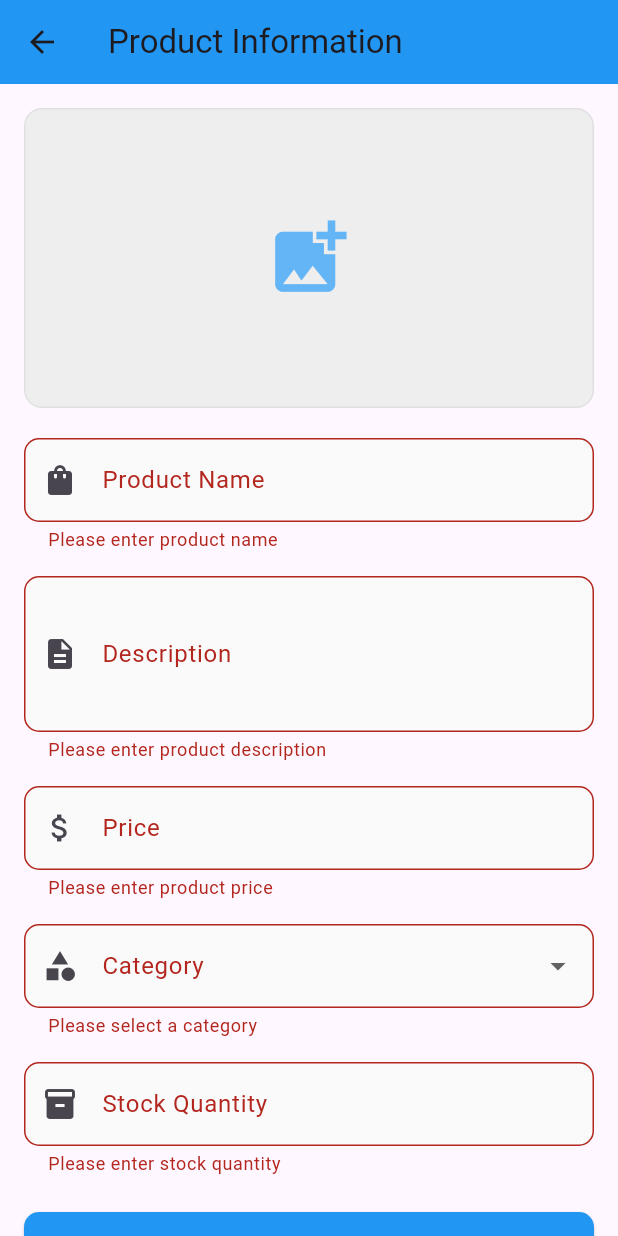
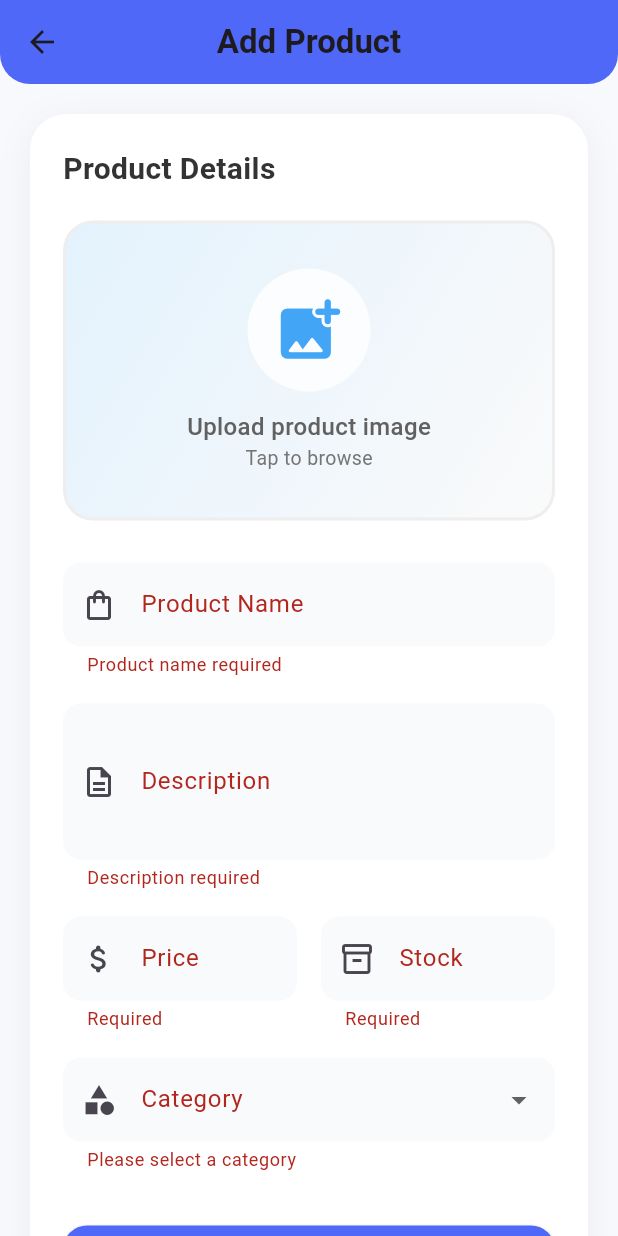
Before and after one commit to Saidmen/PriceWar, a Flutter app: the ProductView screen opened directly, after a tap on "SAVE PRODUCT", on a phone screen of 412 x 824 dp. Run offline on Flutter 3.47's test engine with Material 3 defaults, Android fonts, the light colour scheme and no system bars; our stand-ins replace salomon_bottom_bar.

Commit message:
feat(product): enhance ProductView layout

```diff
--- a/lib/views/product/product_view.dart
+++ b/lib/views/product/product_view.dart
@@ -11,10 +11,10 @@ class ProductView extends StatefulWidget {
 
 class _ProductViewState extends State<ProductView> {
   final _formKey = GlobalKey<FormState>();
-  final TextEditingController _nameController = TextEditingController();
-  final TextEditingController _descriptionController = TextEditingController();
-  final TextEditingController _priceController = TextEditingController();
-  final TextEditingController _stockController = TextEditingController();
+  final _nameController = TextEditingController();
+  final _descriptionController = TextEditingController();
+  final _priceController = TextEditingController();
+  final _stockController = TextEditingController();
   String? _selectedCategory;
 
   final List<String> _categories = ['Electronics', 'Clothing', 'Food', 'Furniture', 'Other'];
@@ -30,192 +30,233 @@ class _ProductViewState extends State<ProductView> {
 
   @override
   Widget build(BuildContext context) {
+
     return Scaffold(
+      backgroundColor: const Color(0xFFF8F9FD),
       appBar: AppBar(
-        title: const Text('Product Information'),
-        backgroundColor: Colors.blue,
-        elevation: 0,
+      title: const Text('Add Product', style: TextStyle(fontWeight: FontWeight.w600)),
+      backgroundColor: const Color(0xFF4F68F7),
+      elevation: 0,
+      centerTitle: true,
+      shape: const RoundedRectangleBorder(
+        borderRadius: BorderRadius.vertical(bottom: Radius.circular(20)),
+      ),
       ),
       body: SingleChildScrollView(
-        padding: const EdgeInsets.all(16.0),
+      padding: const EdgeInsets.all(20),
+      child: Container(
+        padding: const EdgeInsets.all(22),
+        decoration: BoxDecoration(
+        color: Colors.white,
+        borderRadius: BorderRadius.circular(24),
+        boxShadow: [
+          BoxShadow(
+          color: Colors.black.withOpacity(0.05),
+          blurRadius: 20,
+          offset: const Offset(0, 5),
+          ),
+        ],
+        ),
         child: Form(
-          key: _formKey,
-          child: Column(
-            crossAxisAlignment: CrossAxisAlignment.stretch,
-            children: [
-              // Image placeholder
+        key: _formKey,
+        child: Column(
+          crossAxisAlignment: CrossAxisAlignment.start,
+          children: [
+          // Section title
+          const Text(
+            "Product Details",
+            style: TextStyle(
+            fontSize: 20,
+            fontWeight: FontWeight.bold,
+            color: Color(0xFF333333),
+            ),
+          ),
+          const SizedBox(height: 20),
+
+          // IMAGE
+          GestureDetector(
+            onTap: () {}, // Image picker function
+            child: Container(
+            height: 200,
+            width: double.infinity,
+            decoration: BoxDecoration(
+              border: Border.all(color: Colors.grey.shade200, width: 2),
+              borderRadius: BorderRadius.circular(20),
+              gradient: LinearGradient(
+              colors: [Colors.blue.shade50, Colors.grey.shade50],
+              begin: Alignment.topLeft,
+              end: Alignment.bottomRight,
+              ),
+            ),
+            child: Column(
+              mainAxisAlignment: MainAxisAlignment.center,
+              children: [
               Container(
-                height: 200,
+                padding: const EdgeInsets.all(16),
                 decoration: BoxDecoration(
-                  color: Colors.grey.shade200,
-                  borderRadius: BorderRadius.circular(12),
-                  border: Border.all(color: Colors.grey.shade300),
+                color: Colors.white.withOpacity(0.8),
+                shape: BoxShape.circle,
                 ),
-                child: Center(
-                  child: Icon(
-                    Icons.add_photo_alternate,
-                    size: 60,
-                    color: Colors.blue.shade300,
-                  ),
+                child: Icon(Icons.add_photo_alternate_rounded, size: 50, color: Colors.blue.shade400),
+              ),
+              const SizedBox(height: 12),
+              Text(
+                'Upload product image',
+                style: TextStyle(
+                fontSize: 16,
+                fontWeight: FontWeight.w500,
+                color: Colors.grey.shade700,
                 ),
               ),
-              const SizedBox(height: 20),
-
-              // Product name
-              TextFormField(
-                controller: _nameController,
-                decoration: InputDecoration(
-                  labelText: 'Product Name',
-                  hintText: 'Enter product name',
-                  prefixIcon: const Icon(Icons.shopping_bag),
-                  border: OutlineInputBorder(
-                    borderRadius: BorderRadius.circular(10),
-                  ),
-                  filled: true,
-                  fillColor: Colors.grey.shade50,
-                ),
-                validator: (value) {
-                  if (value == null || value.isEmpty) {
-                    return 'Please enter product name';
-                  }
-                  return null;
-                },
-              ),
-              const SizedBox(height: 16),
-
-              // Description
-              TextFormField(
-                controller: _descriptionController,
-                maxLines: 3,
-                decoration: InputDecoration(
-                  labelText: 'Description',
-                  hintText: 'Enter product description',
-                  prefixIcon: const Icon(Icons.description),
-                  border: OutlineInputBorder(
-                    borderRadius: BorderRadius.circular(10),
-                  ),
-                  filled: true,
-                  fillColor: Colors.grey.shade50,
-                ),
-                validator: (value) {
-                  if (value == null || value.isEmpty) {
-                    return 'Please enter product description';
-                  }
-                  return null;
-                },
-              ),
-              const SizedBox(height: 16),
-
-              // Price
-              TextFormField(
-                controller: _priceController,
-                keyboardType: TextInputType.number,
-                decoration: InputDecoration(
-                  labelText: 'Price',
-                  hintText: 'Enter product price',
-                  prefixIcon: const Icon(Icons.attach_money),
-                  border: OutlineInputBorder(
-                    borderRadius: BorderRadius.circular(10),
-                  ),
-                  filled: true,
-                  fillColor: Colors.grey.shade50,
-                ),
-                validator: (value) {
-                  if (value == null || value.isEmpty) {
-                    return 'Please enter product price';
-                  }
-                  if (double.tryParse(value) == null) {
-                    return 'Please enter a valid price';
-                  }
-                  return null;
-                },
-              ),
-              const SizedBox(height: 16),
-
-              // Category
-              DropdownButtonFormField<String>(
-                value: _selectedCategory,
-                decoration: InputDecoration(
-                  labelText: 'Category',
-                  prefixIcon: const Icon(Icons.category),
-                  border: OutlineInputBorder(
-                    borderRadius: BorderRadius.circular(10),
-                  ),
-                  filled: true,
-                  fillColor: Colors.grey.shade50,
-                ),
-                items: _categories.map((category) {
-                  return DropdownMenuItem(
-                    value: category,
-                    child: Text(category),
-                  );
-                }).toList(),
-                onChanged: (value) {
-                  setState(() {
-                    _selectedCategory = value;
-                  });
-                },
-                validator: (value) {
-                  if (value == null || value.isEmpty) {
-                    return 'Please select a category';
-                  }
-                  return null;
-                },
-              ),
-              const SizedBox(height: 16),
-
-              // Stock
-              TextFormField(
-                controller: _stockController,
-                keyboardType: TextInputType.number,
-                decoration: InputDecoration(
-                  labelText: 'Stock Quantity',
-                  hintText: 'Enter available quantity',
-                  prefixIcon: const Icon(Icons.inventory),
-                  border: OutlineInputBorder(
-                    borderRadius: BorderRadius.circular(10),
-                  ),
-                  filled: true,
-                  fillColor: Colors.grey.shade50,
-                ),
-                validator: (value) {
-                  if (value == null || value.isEmpty) {
-                    return 'Please enter stock quantity';
-                  }
-                  if (int.tryParse(value) == null) {
-                    return 'Please enter a valid quantity';
-                  }
-                  return null;
-                },
-              ),
-              const SizedBox(height: 24),
-
-              // Save button
-              ElevatedButton(
-                onPressed: () {
-                  if (_formKey.currentState!.validate()) {
-                    // TODO: Save product logic
-                    ScaffoldMessenger.of(context).showSnackBar(
-                      const SnackBar(content: Text('Product saved successfully')),
-                    );
-                  }
-                },
-                style: ElevatedButton.styleFrom(
-                  backgroundColor: Colors.blue,
-                  padding: const EdgeInsets.symmetric(vertical: 16),
-                  shape: RoundedRectangleBorder(
-                    borderRadius: BorderRadius.circular(10),
-                  ),
-                ),
-                child: const Text(
-                  'SAVE PRODUCT',
-                  style: TextStyle(fontSize: 16, fontWeight: FontWeight.bold),
+              Text(
+                'Tap to browse',
+                style: TextStyle(
+                fontSize: 13,
+                color: Colors.grey.shade600,
                 ),
               ),
+              ],
+            ),
+            ),
+          ),
+
+          const SizedBox(height: 28),
+
+          _buildTextField(
+            controller: _nameController,
+            label: 'Product Name',
+            icon: Icons.shopping_bag_outlined,
+            hint: 'Enter product name',
+            validator: (v) => v == null || v.isEmpty ? 'Product name required' : null,
+          ),
+          const SizedBox(height: 18),
+
+          _buildTextField(
+            controller: _descriptionController,
+            label: 'Description',
+            icon: Icons.description_outlined,
+            hint: 'Enter product description',
+            maxLines: 3,
+            validator: (v) => v == null || v.isEmpty ? 'Description required' : null,
+          ),
+          const SizedBox(height: 18),
+
+          Row(
+            children: [
+            Expanded(
+              child: _buildTextField(
+              controller: _priceController,
+              label: 'Price',
+              icon: Icons.attach_money_rounded,
+              hint: 'Enter price',
+              keyboardType: TextInputType.number,
+              validator: (v) {
+                if (v == null || v.isEmpty) return 'Required';
+                if (double.tryParse(v) == null) return 'Invalid number';
+                return null;
+              },
+              ),
+            ),
+            const SizedBox(width: 16),
+            Expanded(
+              child: _buildTextField(
+              controller: _stockController,
+              label: 'Stock',
+              icon: Icons.inventory_2_outlined,
+              hint: 'Enter quantity',
+              keyboardType: TextInputType.number,
+              validator: (v) {
+                if (v == null || v.isEmpty) return 'Required';
+                if (int.tryParse(v) == null) return 'Invalid number';
+                return null;
+              },
+              ),
+            ),
             ],
           ),
+          const SizedBox(height: 18),
+
+          _buildDropdown(),
+          const SizedBox(height: 36),
+
+          SizedBox(
+            width: double.infinity,
+            height: 55,
+            child: ElevatedButton.icon(
+            onPressed: () {
+              if (_formKey.currentState!.validate()) {
+              ScaffoldMessenger.of(context).showSnackBar(
+                SnackBar(
+                content: const Text('Product saved successfully'),
+                backgroundColor: Colors.green.shade600,
+                behavior: SnackBarBehavior.floating,
+                shape: RoundedRectangleBorder(borderRadius: BorderRadius.circular(10)),
+                ),
+              );
+              }
+            },
+            style: ElevatedButton.styleFrom(
+              backgroundColor: const Color(0xFF4F68F7),
+              foregroundColor: Colors.white,
+              elevation: 2,
+              padding: const EdgeInsets.symmetric(vertical: 16),
+              shape: RoundedRectangleBorder(borderRadius: BorderRadius.circular(16)),
+            ),
+            icon: const Icon(Icons.save_outlined),
+            label: const Text(
+              'SAVE PRODUCT',
+              style: TextStyle(fontSize: 16, fontWeight: FontWeight.bold, letterSpacing: 1),
+            ),
+            ),
+          )
+          ],
         ),
+        ),
+      ),
       ),
     );
   }
+
+  Widget _buildTextField({
+    required TextEditingController controller,
+    required String label,
+    required IconData icon,
+    String? hint,
+    int maxLines = 1,
+    TextInputType? keyboardType,
+    String? Function(String?)? validator,
+  }) {
+    return TextFormField(
+      controller: controller,
+      maxLines: maxLines,
+      keyboardType: keyboardType,
+      validator: validator,
+      decoration: InputDecoration(
+        prefixIcon: Icon(icon),
+        labelText: label,
+        hintText: hint,
+        filled: true,
+        fillColor: const Color(0xFFF9FAFC),
+        border: OutlineInputBorder(borderRadius: BorderRadius.circular(12), borderSide: BorderSide.none),
+      ),
+    );
+  }
+
+  Widget _buildDropdown() {
+    return DropdownButtonFormField<String>(
+      value: _selectedCategory,
+      decoration: InputDecoration(
+        prefixIcon: const Icon(Icons.category),
+        labelText: 'Category',
+        filled: true,
+        fillColor: const Color(0xFFF9FAFC),
+        border: OutlineInputBorder(borderRadius: BorderRadius.circular(12), borderSide: BorderSide.none),
+      ),
+      items: _categories
+          .map((category) => DropdownMenuItem(value: category, child: Text(category)))
+          .toList(),
+      onChanged: (value) => setState(() => _selectedCategory = value),
+      validator: (value) => value == null ? 'Please select a category' : null,
+    );
+  }
 }
```
